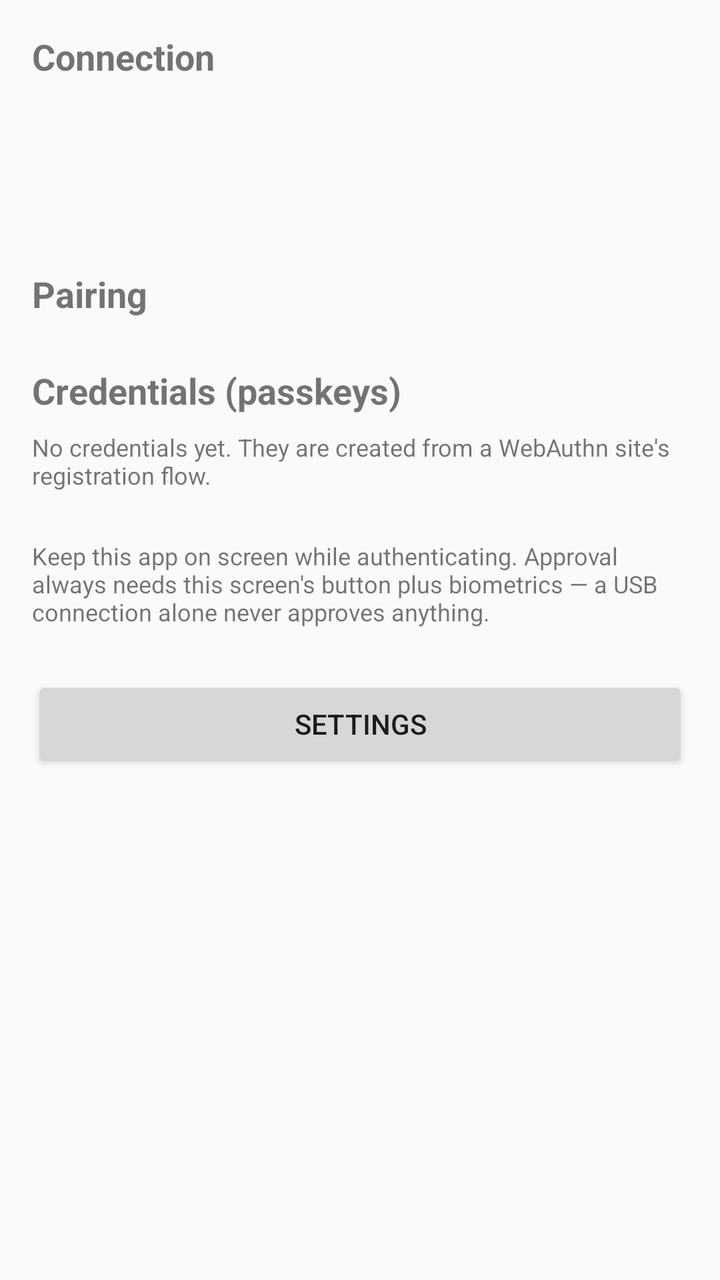
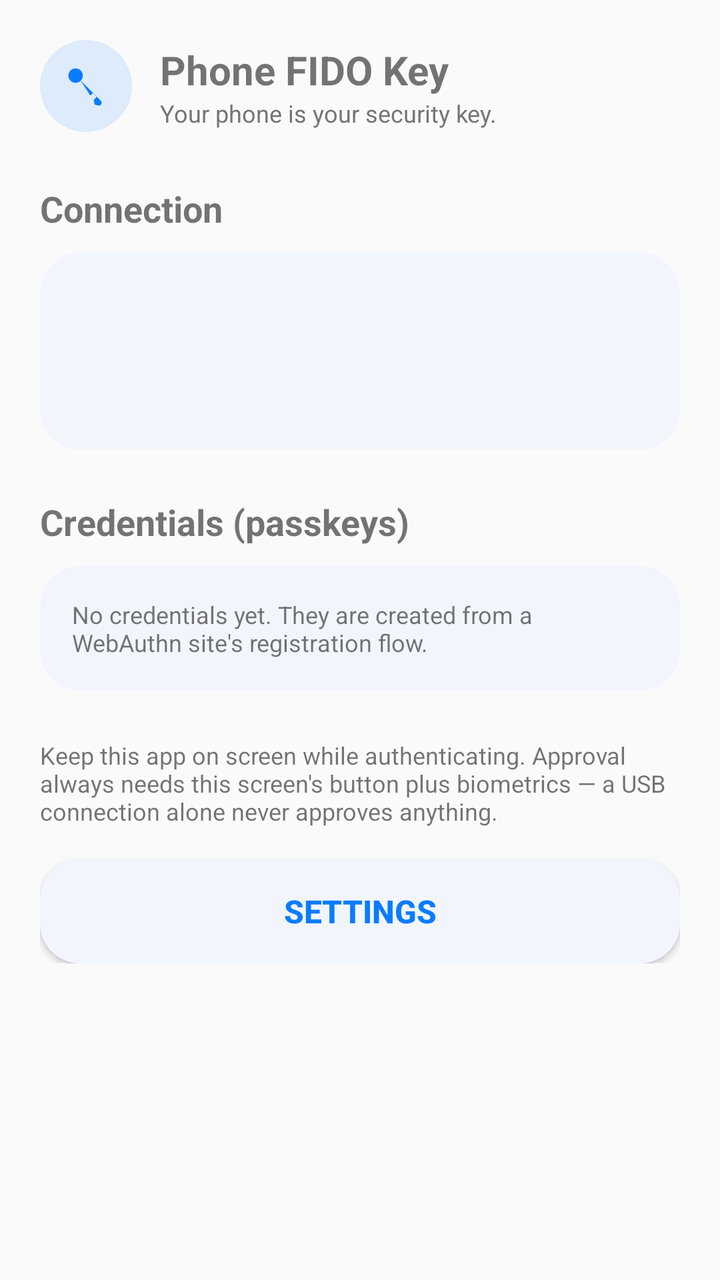

Two renders of the same Android screen: before a commit and after it. Below are the layout's source before the change and the commit's diff.
<!-- AndroidManifest.xml: application theme Theme.PhoneFido -->
<!-- res/layout/activity_main.xml -->
<?xml version="1.0" encoding="utf-8"?>
<FrameLayout xmlns:android="http://schemas.android.com/apk/res/android"
    android:id="@+id/rootMain"
    android:layout_width="match_parent"
    android:layout_height="match_parent">

    <ScrollView
        android:layout_width="match_parent"
        android:layout_height="match_parent">

        <LinearLayout
            android:layout_width="match_parent"
            android:layout_height="wrap_content"
            android:orientation="vertical"
            android:padding="16dp">

            
            <TextView
                android:layout_width="wrap_content"
                android:layout_height="wrap_content"
                android:text="@string/status_title"
                android:textSize="18sp"
                android:textStyle="bold" />

            <TextView
                android:id="@+id/tvListenerState"
                android:layout_width="match_parent"
                android:layout_height="wrap_content"
                android:layout_marginTop="8dp"
                android:textSize="14sp" />

            <TextView
                android:id="@+id/tvConnectionState"
                android:layout_width="match_parent"
                android:layout_height="wrap_content"
                android:layout_marginTop="4dp"
                android:textSize="14sp" />

            <TextView
                android:id="@+id/tvLastEvent"
                android:layout_width="match_parent"
                android:layout_height="wrap_content"
                android:layout_marginTop="4dp"
                android:textSize="12sp" />

            
            <TextView
                android:layout_width="wrap_content"
                android:layout_height="wrap_content"
                android:layout_marginTop="24dp"
                android:text="@string/pairing_title"
                android:textSize="18sp"
                android:textStyle="bold" />

            <LinearLayout
                android:id="@+id/llPaired"
                android:layout_width="match_parent"
                android:layout_height="wrap_content"
                android:orientation="vertical"
                android:visibility="gone">

                <TextView
                    android:layout_width="wrap_content"
                    android:layout_height="wrap_content"
                    android:layout_marginTop="8dp"
                    android:text="@string/psk_label"
                    android:textSize="12sp" />

                <TextView
                    android:id="@+id/tvPsk"
                    android:layout_width="match_parent"
                    android:layout_height="wrap_content"
                    android:layout_marginTop="4dp"
                    android:fontFamily="monospace"
                    android:textSize="15sp"
                    android:textIsSelectable="true" />

                <TextView
                    android:layout_width="wrap_content"
                    android:layout_height="wrap_content"
                    android:layout_marginTop="12dp"
                    android:text="@string/sas_label"
                    android:textSize="12sp" />

                <TextView
                    android:id="@+id/tvSas"
                    android:layout_width="wrap_content"
                    android:layout_height="wrap_content"
                    android:layout_marginTop="4dp"
                    android:fontFamily="monospace"
                    android:textSize="20sp"
                    android:textStyle="bold" />

                <TextView
                    android:layout_width="match_parent"
                    android:layout_height="wrap_content"
                    android:layout_marginTop="4dp"
                    android:text="@string/sas_help"
                    android:textSize="12sp" />

                <Button
                    android:id="@+id/btnPairQr"
                    android:layout_width="match_parent"
                    android:layout_height="wrap_content"
                    android:layout_marginTop="12dp"
                    android:text="@string/btn_pair_qr" />

                <Button
                    android:id="@+id/btnRegeneratePsk"
                    android:layout_width="match_parent"
                    android:layout_height="wrap_content"
                    android:layout_marginTop="12dp"
                    android:text="@string/btn_regenerate_psk" />

                <Button
                    android:id="@+id/btnDeletePsk"
                    android:layout_width="match_parent"
                    android:layout_height="wrap_content"
                    android:text="@string/btn_delete_psk" />
            </LinearLayout>

            <LinearLayout
                android:id="@+id/llUnpaired"
                android:layout_width="match_parent"
                android:layout_height="wrap_content"
                android:orientation="vertical"
                android:visibility="gone">

                <TextView
                    android:layout_width="match_parent"
                    android:layout_height="wrap_content"
                    android:layout_marginTop="8dp"
                    android:text="@string/unpaired_help"
                    android:textSize="12sp" />

                <Button
                    android:id="@+id/btnGeneratePsk"
                    android:layout_width="match_parent"
                    android:layout_height="wrap_content"
                    android:layout_marginTop="8dp"
                    android:text="@string/btn_generate_psk" />

                <Button
                    android:id="@+id/btnPairQrUnpaired"
                    android:layout_width="match_parent"
                    android:layout_height="wrap_content"
                    android:layout_marginTop="8dp"
                    android:text="@string/btn_pair_qr" />
            </LinearLayout>

            
            <TextView
                android:layout_width="wrap_content"
                android:layout_height="wrap_content"
                android:layout_marginTop="24dp"
                android:text="@string/credentials_title"
                android:textSize="18sp"
                android:textStyle="bold" />

            <TextView
                android:id="@+id/tvNoCredentials"
                android:layout_width="match_parent"
                android:layout_height="wrap_content"
                android:layout_marginTop="8dp"
                android:text="@string/no_credentials"
                android:textSize="12sp" />

            <LinearLayout
                android:id="@+id/llCredentials"
                android:layout_width="match_parent"
                android:layout_height="wrap_content"
                android:orientation="vertical" />

            <TextView
                android:layout_width="match_parent"
                android:layout_height="wrap_content"
                android:layout_marginTop="24dp"
                android:text="@string/note_text"
                android:textSize="12sp" />

            <Button
                android:id="@+id/btnSettings"
                android:layout_width="match_parent"
                android:layout_height="wrap_content"
                android:layout_marginTop="24dp"
                android:text="@string/settings_title" />
        </LinearLayout>
    </ScrollView>

    
    <FrameLayout
        android:id="@+id/flApproval"
        android:layout_width="match_parent"
        android:layout_height="match_parent"
        android:background="?android:attr/colorBackground"
        android:visibility="gone">

        <LinearLayout
            android:layout_width="match_parent"
            android:layout_height="wrap_content"
            android:layout_gravity="center"
            android:orientation="vertical"
            android:padding="24dp">

            <ImageView
                android:layout_width="76dp"
                android:layout_height="76dp"
                android:layout_gravity="center_horizontal"
                android:layout_marginBottom="20dp"
                android:background="@drawable/bg_medallion"
                android:contentDescription="@null"
                android:padding="19dp"
                android:src="@drawable/ic_shield_lock" />

            <TextView
                android:id="@+id/tvApprovalOperation"
                android:layout_width="match_parent"
                android:layout_height="wrap_content"
                android:gravity="center"
                android:textSize="24sp"
                android:textStyle="bold" />

            <TextView
                android:layout_width="match_parent"
                android:layout_height="wrap_content"
                android:layout_marginTop="24dp"
                android:gravity="center"
                android:letterSpacing="0.08"
                android:text="@string/label_site"
                android:textAllCaps="true"
                android:textColor="#757575"
                android:textSize="12sp"
                android:textStyle="bold" />

            <TextView
                android:id="@+id/tvApprovalRp"
                android:layout_width="match_parent"
                android:layout_height="wrap_content"
                android:gravity="center"
                android:textSize="22sp"
                android:textStyle="bold" />

            <TextView
                android:layout_width="match_parent"
                android:layout_height="wrap_content"
                android:layout_marginTop="12dp"
                android:gravity="center"
                android:letterSpacing="0.08"
                android:text="@string/label_user"
                android:textAllCaps="true"
                android:textColor="#757575"
                android:textSize="12sp"
                android:textStyle="bold" />

            <TextView
                android:id="@+id/tvApprovalUser"
                android:layout_width="match_parent"
                android:layout_height="wrap_content"
                android:gravity="center"
                android:textSize="18sp" />

            <TextView
                android:layout_width="match_parent"
                android:layout_height="wrap_content"
                android:layout_marginTop="20dp"
                android:gravity="center"
                android:text="@string/approval_note"
                android:textColor="#757575"
                android:textSize="13sp" />

            <Button
                android:id="@+id/btnApprove"
                android:layout_width="match_parent"
                android:layout_height="56dp"
                android:layout_marginTop="24dp"
                android:background="@drawable/bg_approve_button"
                android:textColor="#FFFFFF"
                android:textSize="17sp"
                android:textStyle="bold" />

            <Button
                android:id="@+id/btnDeny"
                android:layout_width="match_parent"
                android:layout_height="48dp"
                android:layout_marginTop="8dp"
                android:background="?android:attr/selectableItemBackground"
                android:text="@string/deny"
                android:textColor="#D93025"
                android:textSize="16sp" />
        </LinearLayout>
    </FrameLayout>

</FrameLayout>
<!-- resources referenced by this layout -->
<resources>
  <!-- drawable bg_approve_button (drawable) -->
  <?xml version="1.0" encoding="utf-8"?>
  <shape xmlns:android="http://schemas.android.com/apk/res/android"
      android:shape="rectangle">
      <solid android:color="#0A7CFF" />
      <corners android:radius="28dp" />
  </shape>
  <!-- drawable bg_medallion (drawable) -->
  <?xml version="1.0" encoding="utf-8"?>
  <shape xmlns:android="http://schemas.android.com/apk/res/android"
      android:shape="oval">
      <solid android:color="#1F0A7CFF" />
  </shape>
  <!-- drawable ic_shield_lock (drawable) -->
  <vector xmlns:android="http://schemas.android.com/apk/res/android"
      android:width="24dp"
      android:height="24dp"
      android:viewportWidth="24"
      android:viewportHeight="24">
      
      <path
          android:fillColor="#0A7CFF"
          android:pathData="M12,1.8 L20,4.8 V11 c0,5.2 -3.4,9.3 -8,11.2 C7.4,20.3 4,16.2 4,11 V4.8 Z" />
      
      <path
          android:fillColor="#FFFFFF"
          android:pathData="M12,7.3 m-2.1,0 a2.1,2.1 0 1,0 4.2,0 a2.1,2.1 0 1,0 -4.2,0" />
      
      <path
          android:fillColor="#FFFFFF"
          android:pathData="M11.15,8.9 h1.7 v5.3 h-1.7 Z" />
  </vector>
  <string name="approval_note">If you did not request this, deny it. After approving, biometrics are required. This request expires in 60 seconds.</string>
  <string name="btn_delete_psk">Delete pairing key</string>
  <string name="btn_generate_psk">Generate pairing key</string>
  <string name="btn_pair_qr">Pair with QR code</string>
  <string name="btn_regenerate_psk">Regenerate pairing key</string>
  <string name="credentials_title">Credentials (passkeys)</string>
  <string name="deny">Deny</string>
  <string name="label_site">Site</string>
  <string name="label_user">User</string>
  <string name="no_credentials">No credentials yet. They are created from a WebAuthn site\'s registration flow.</string>
  <string name="note_text">Keep this app on screen while authenticating. Approval always needs this screen\'s button plus biometrics — a USB connection alone never approves anything.</string>
  <string name="pairing_title">Pairing</string>
  <string name="psk_label">Pairing key (type this into `iphone-fido pair` on the PC)</string>
  <string name="sas_help">Make sure this code matches the one shown on the PC.</string>
  <string name="sas_label">Confirmation code (SAS)</string>
  <string name="settings_title">Settings</string>
  <string name="status_title">Connection</string>
  <string name="unpaired_help">Not paired yet. Generate a key and type it into the PC by hand. The key never travels over USB.</string>
  <style name="Theme.PhoneFido" parent="Theme.AppCompat.Light.DarkActionBar" />
</resources>

<!-- the commit's change to res/layout/activity_main.xml (unified diff, before → after) -->
@@ -12,140 +12,81 @@
             android:layout_width="match_parent"
             android:layout_height="wrap_content"
             android:orientation="vertical"
-            android:padding="16dp">
+            android:padding="20dp">
 
             
+            <LinearLayout
+                android:layout_width="match_parent"
+                android:layout_height="wrap_content"
+                android:gravity="center_vertical"
+                android:orientation="horizontal">
+
+                <ImageView
+                    android:layout_width="46dp"
+                    android:layout_height="46dp"
+                    android:background="@drawable/bg_medallion"
+                    android:contentDescription="@null"
+                    android:padding="11dp"
+                    android:src="@drawable/ic_key" />
+
+                <LinearLayout
+                    android:layout_width="wrap_content"
+                    android:layout_height="wrap_content"
+                    android:layout_marginStart="14dp"
+                    android:orientation="vertical">
+
+                    <TextView
+                        android:layout_width="wrap_content"
+                        android:layout_height="wrap_content"
+                        android:text="@string/app_name"
+                        android:textSize="20sp"
+                        android:textStyle="bold" />
+
+                    <TextView
+                        android:layout_width="wrap_content"
+                        android:layout_height="wrap_content"
+                        android:text="@string/onboarding_tagline"
+                        android:textColor="#757575"
+                        android:textSize="12sp" />
+                </LinearLayout>
+            </LinearLayout>
+
+            
             <TextView
                 android:layout_width="wrap_content"
                 android:layout_height="wrap_content"
+                android:layout_marginTop="26dp"
                 android:text="@string/status_title"
                 android:textSize="18sp"
                 android:textStyle="bold" />
 
-            <TextView
-                android:id="@+id/tvListenerState"
-                android:layout_width="match_parent"
-                android:layout_height="wrap_content"
-                android:layout_marginTop="8dp"
-                android:textSize="14sp" />
-
-            <TextView
-                android:id="@+id/tvConnectionState"
-                android:layout_width="match_parent"
-                android:layout_height="wrap_content"
-                android:layout_marginTop="4dp"
-                android:textSize="14sp" />
-
-            <TextView
-                android:id="@+id/tvLastEvent"
-                android:layout_width="match_parent"
-                android:layout_height="wrap_content"
-                android:layout_marginTop="4dp"
-                android:textSize="12sp" />
-
-            
-            <TextView
-                android:layout_width="wrap_content"
-                android:layout_height="wrap_content"
-                android:layout_marginTop="24dp"
-                android:text="@string/pairing_title"
-                android:textSize="18sp"
-                android:textStyle="bold" />
-
             <LinearLayout
-                android:id="@+id/llPaired"
-                android:layout_width="match_parent"
-                android:layout_height="wrap_content"
+                android:layout_width="match_parent"
+                android:layout_height="wrap_content"
+                android:layout_marginTop="10dp"
+                android:background="@drawable/bg_card"
                 android:orientation="vertical"
-                android:visibility="gone">
-
-                <TextView
-                    android:layout_width="wrap_content"
-                    android:layout_height="wrap_content"
-                    android:layout_marginTop="8dp"
-                    android:text="@string/psk_label"
+                android:padding="16dp">
+
+                <TextView
+                    android:id="@+id/tvListenerState"
+                    android:layout_width="match_parent"
+                    android:layout_height="wrap_content"
+                    android:textSize="14sp" />
+
+                <TextView
+                    android:id="@+id/tvConnectionState"
+                    android:layout_width="match_parent"
+                    android:layout_height="wrap_content"
+                    android:layout_marginTop="6dp"
+                    android:textSize="14sp" />
+
+                <TextView
+                    android:id="@+id/tvLastEvent"
+                    android:layout_width="match_parent"
+                    android:layout_height="wrap_content"
+                    android:layout_marginTop="6dp"
                     android:textSize="12sp" />
-
-                <TextView
-                    android:id="@+id/tvPsk"
-                    android:layout_width="match_parent"
-                    android:layout_height="wrap_content"
-                    android:layout_marginTop="4dp"
-                    android:fontFamily="monospace"
-                    android:textSize="15sp"
-                    android:textIsSelectable="true" />
-
-                <TextView
-                    android:layout_width="wrap_content"
-                    android:layout_height="wrap_content"
-                    android:layout_marginTop="12dp"
-                    android:text="@string/sas_label"
-                    android:textSize="12sp" />
-
-                <TextView
-                    android:id="@+id/tvSas"
-                    android:layout_width="wrap_content"
-                    android:layout_height="wrap_content"
-                    android:layout_marginTop="4dp"
-                    android:fontFamily="monospace"
-                    android:textSize="20sp"
-                    android:textStyle="bold" />
-
-                <TextView
-                    android:layout_width="match_parent"
-                    android:layout_height="wrap_content"
-                    android:layout_marginTop="4dp"
-                    android:text="@string/sas_help"
-                    android:textSize="12sp" />
-
-                <Button
-                    android:id="@+id/btnPairQr"
-                    android:layout_width="match_parent"
-                    android:layout_height="wrap_content"
-                    android:layout_marginTop="12dp"
-                    android:text="@string/btn_pair_qr" />
-
-                <Button
-                    android:id="@+id/btnRegeneratePsk"
-                    android:layout_width="match_parent"
-                    android:layout_height="wrap_content"
-                    android:layout_marginTop="12dp"
-                    android:text="@string/btn_regenerate_psk" />
-
-                <Button
-                    android:id="@+id/btnDeletePsk"
-                    android:layout_width="match_parent"
-                    android:layout_height="wrap_content"
-                    android:text="@string/btn_delete_psk" />
-            </LinearLayout>
-
-            <LinearLayout
-                android:id="@+id/llUnpaired"
-                android:layout_width="match_parent"
-                android:layout_height="wrap_content"
-                android:orientation="vertical"
-                android:visibility="gone">
-
-                <TextView
-                    android:layout_width="match_parent"
-                    android:layout_height="wrap_content"
-                    android:layout_marginTop="8dp"
-                    android:text="@string/unpaired_help"
-                    android:textSize="12sp" />
-
-                <Button
-                    android:id="@+id/btnGeneratePsk"
-                    android:layout_width="match_parent"
-                    android:layout_height="wrap_content"
-                    android:layout_marginTop="8dp"
-                    android:text="@string/btn_generate_psk" />
-
-                <Button
-                    android:id="@+id/btnPairQrUnpaired"
-                    android:layout_width="match_parent"
-                    android:layout_height="wrap_content"
-                    android:layout_marginTop="8dp"
-                    android:text="@string/btn_pair_qr" />
             </LinearLayout>
 
             
@@ -157,19 +98,27 @@
                 android:textSize="18sp"
                 android:textStyle="bold" />
 
-            <TextView
-                android:id="@+id/tvNoCredentials"
-                android:layout_width="match_parent"
-                android:layout_height="wrap_content"
-                android:layout_marginTop="8dp"
-                android:text="@string/no_credentials"
-                android:textSize="12sp" />
-
             <LinearLayout
-                android:id="@+id/llCredentials"
-                android:layout_width="match_parent"
-                android:layout_height="wrap_content"
-                android:orientation="vertical" />
+                android:layout_width="match_parent"
+                android:layout_height="wrap_content"
+                android:layout_marginTop="10dp"
+                android:background="@drawable/bg_card"
+                android:orientation="vertical"
+                android:padding="16dp">
+
+                <TextView
+                    android:id="@+id/tvNoCredentials"
+                    android:layout_width="match_parent"
+                    android:layout_height="wrap_content"
+                    android:text="@string/no_credentials"
+                    android:textSize="12sp" />
+
+                <LinearLayout
+                    android:id="@+id/llCredentials"
+                    android:layout_width="match_parent"
+                    android:layout_height="wrap_content"
+                    android:orientation="vertical" />
+            </LinearLayout>
 
             <TextView
                 android:layout_width="match_parent"
@@ -181,9 +130,13 @@
             <Button
                 android:id="@+id/btnSettings"
                 android:layout_width="match_parent"
-                android:layout_height="wrap_content"
-                android:layout_marginTop="24dp"
-                android:text="@string/settings_title" />
+                android:layout_height="52dp"
+                android:layout_marginTop="16dp"
+                android:background="@drawable/bg_card"
+                android:text="@string/settings_title"
+                android:textColor="#0A7CFF"
+                android:textSize="16sp"
+                android:textStyle="bold" />
         </LinearLayout>
     </ScrollView>
 
<!-- resource entries referenced after the edit -->
@@ -7,12 +7,34 @@
       <solid android:color="#0A7CFF" />
       <corners android:radius="28dp" />
   </shape>
+  <!-- drawable bg_card (drawable) -->
+  <?xml version="1.0" encoding="utf-8"?>
+  <shape xmlns:android="http://schemas.android.com/apk/res/android"
+      android:shape="rectangle">
+      <solid android:color="@color/card_bg" />
+      <corners android:radius="20dp" />
+  </shape>
   <!-- drawable bg_medallion (drawable) -->
   <?xml version="1.0" encoding="utf-8"?>
   <shape xmlns:android="http://schemas.android.com/apk/res/android"
       android:shape="oval">
       <solid android:color="#1F0A7CFF" />
   </shape>
+  <!-- drawable ic_key (drawable) -->
+  <vector xmlns:android="http://schemas.android.com/apk/res/android"
+      android:width="24dp"
+      android:height="24dp"
+      android:viewportWidth="24"
+      android:viewportHeight="24">
+      
+      <path
+          android:fillColor="#0A7CFF"
+          android:pathData="M6.8,6.8 m-3.6,0 a3.6,3.6 0 1,0 7.2,0 a3.6,3.6 0 1,0 -7.2,0" />
+      
+      <path
+          android:fillColor="#0A7CFF"
+          android:pathData="M9.3,9.3 L19.5,19.5 a1.4,1.4 0 0,1 -1,2.3 l-2.2,-0.5 -0.4,-2.4 1.6,-1.6 -1.9,-1.9 -1.4,1.4 Z" />
+  </vector>
   <!-- drawable ic_shield_lock (drawable) -->
   <vector xmlns:android="http://schemas.android.com/apk/res/android"
       android:width="24dp"
@@ -32,24 +54,18 @@
           android:fillColor="#FFFFFF"
           android:pathData="M11.15,8.9 h1.7 v5.3 h-1.7 Z" />
   </vector>
+  <string name="app_name">Phone FIDO Key</string>
   <string name="approval_note">If you did not request this, deny it. After approving, biometrics are required. This request expires in 60 seconds.</string>
-  <string name="btn_delete_psk">Delete pairing key</string>
-  <string name="btn_generate_psk">Generate pairing key</string>
-  <string name="btn_pair_qr">Pair with QR code</string>
-  <string name="btn_regenerate_psk">Regenerate pairing key</string>
   <string name="credentials_title">Credentials (passkeys)</string>
   <string name="deny">Deny</string>
   <string name="label_site">Site</string>
   <string name="label_user">User</string>
   <string name="no_credentials">No credentials yet. They are created from a WebAuthn site\'s registration flow.</string>
   <string name="note_text">Keep this app on screen while authenticating. Approval always needs this screen\'s button plus biometrics — a USB connection alone never approves anything.</string>
-  <string name="pairing_title">Pairing</string>
-  <string name="psk_label">Pairing key (type this into `iphone-fido pair` on the PC)</string>
-  <string name="sas_help">Make sure this code matches the one shown on the PC.</string>
-  <string name="sas_label">Confirmation code (SAS)</string>
+  <string name="onboarding_tagline">Your phone is your security key.</string>
   <string name="settings_title">Settings</string>
   <string name="status_title">Connection</string>
-  <string name="unpaired_help">Not paired yet. Generate a key and type it into the PC by hand. The key never travels over USB.</string>
   <style name="Theme.PhoneFido" parent="Theme.AppCompat.Light.DarkActionBar" />
+  <color name="card_bg">#F2F6FC</color>
 </resources>
 
